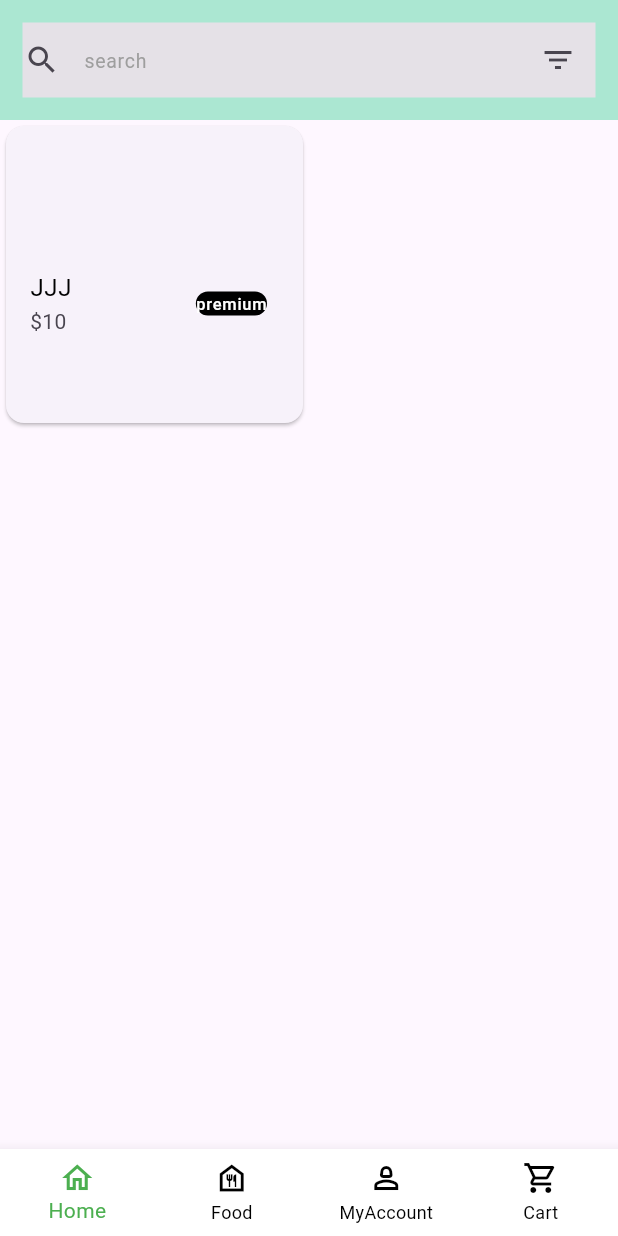
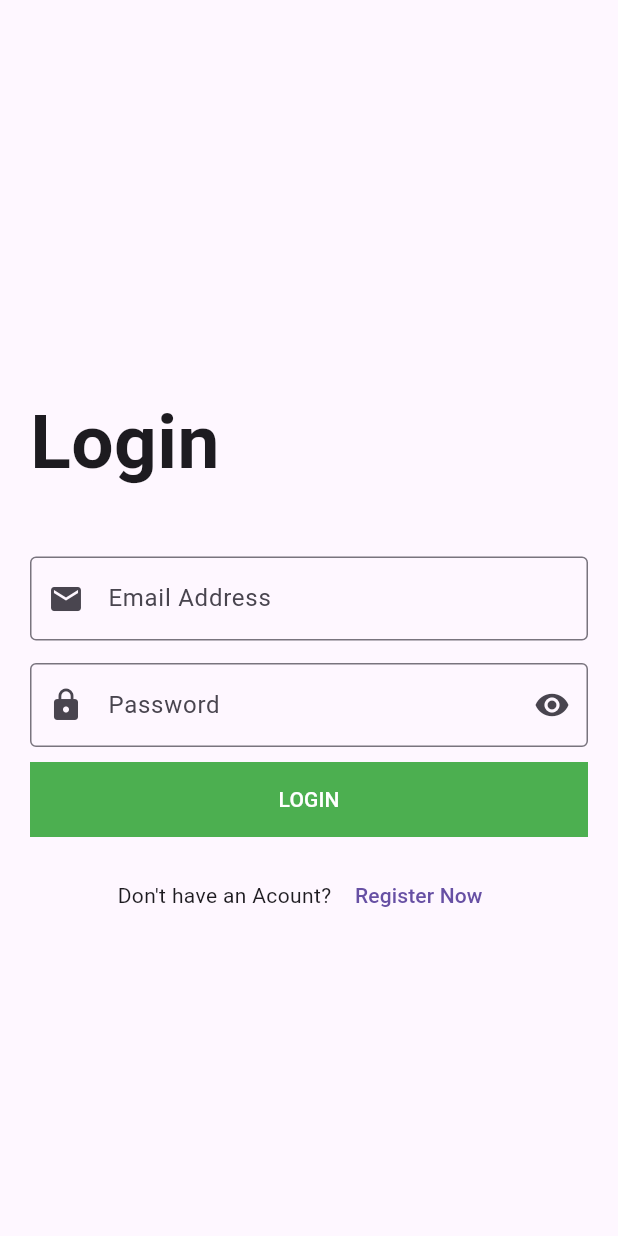
Before and after one commit to AfafWael2002/flutter, a Flutter app: the screen it shows after launch, on a phone screen of 412 x 824 dp. Run offline on Flutter 3.47's test engine with Material 3 defaults, Android fonts, the phone set to English and light mode, and no system bars; our stand-ins replace firebase_auth, firebase_core; accounts and stored records are empty.

Commit message:
login added in flutter and firebase, Homescreen page is modified but the image part, Firebase initializing blocks the running proccess

```diff
--- a/flutter_application_1/lib/auth/Food.dart
+++ b/flutter_application_1/lib/auth/Food.dart
@@ -1,3 +1,4 @@
+// ignore: file_names
 // ignore: file_names
 // ignore: file_names
 import 'package:flutter/material.dart';
--- a/flutter_application_1/lib/auth/Homescreen.dart
+++ b/flutter_application_1/lib/auth/Homescreen.dart
@@ -2,53 +2,107 @@ import 'package:flutter/material.dart';
 import 'package:flutter_application_1/auth/custom_scaffold.dart';
 
 
-
-
-class MyApp extends StatefulWidget {
-  const MyApp({super.key});
+class HomeScreen extends StatefulWidget {
+  const HomeScreen({super.key});
 
   @override
-  State<MyApp> createState() => _MyAppState();
+  State<HomeScreen> createState() => _MyAppState();
 }
 
-class _MyAppState extends State<MyApp> {
+class _MyAppState extends State<HomeScreen> {
   List<CardItem> cardItems = [];
 
   @override
   void initState() {
     super.initState();
     cardItems = [
-      CardItem(title: "JJJ", pricing: "\$10", images: 'G:\\AFAF\\flutter_application_1\\capture.jpg'),
+      CardItem(title: "t_shirt", pricing: "\$10", images: [
+        'lib/images/00.jpg',
+        'lib/images/4.jpg',
+        'lib/images/6.jpg',
+        'lib/images/8.jpg'
+      ]),
+      CardItem(title: "over_size", pricing: "\$20", images: [
+        'lib/images/5.jpg',
+        'lib/images/2.jpg',
+        'lib/images/3.jpg',
+        'lib/images/9.jpg'
+      ]),
+      CardItem(title: "gh", pricing: "\$30", images: [
+        'lib/images/6.jpg',
+        'lib/images/00.jpg',
+        'lib/images/4.jpg',
+        'lib/images/8.jpg'
+      ]),
+      CardItem(title: "mark", pricing: "\$40", images: [
+        'lib/images/7.jpg',
+        'lib/images/8.jpg',
+        'lib/images/9.jpg',
+        'lib/images/10.jpg'
+      ]),
+      CardItem(title: "T_shirt1", pricing: "\$50", images: [
+        'lib/images/3.jpg',
+        'lib/images/8.jpg',
+        'lib/images/6.jpg',
+        'lib/images/9.jpg'
+      ]),
+      CardItem(title: "T_shirt2", pricing: "\$50", images: [
+        'lib/images/8.jpg',
+        'lib/images/4.jpg',
+        'lib/images/3.jpg',
+        'lib/images/10.jpg'
+      ]),
+      CardItem(title: "T_shirt3", pricing: "\$70", images: [
+        'lib/images/9.jpg',
+        'lib/images/3.jpg',
+        'lib/images/9.jpg',
+        'lib/images/3.jpg'
+      ]),
+      CardItem(title: "T_shirt4", pricing: "\$90", images: [
+        'lib/images/10.jpg',
+        'lib/images/7.jpg',
+        'lib/images/10.jpg',
+        'lib/images/00.jpg'
+      ]),
+      CardItem(title: "T_shirt5", pricing: "\$30", images: [
+        'lib/images/4.jpg',
+        'lib/images/8.jpg',
+        'lib/images/00.jpg',
+        'lib/images/4.jpg'
+      ]),
     ];
   }
 
   @override
-
   Widget build(BuildContext context) {
-
     return MaterialApp(
       home: CustomScaffold(
-
         body: SafeArea(
           child: Column(
             children: [
               Container(
                 height: 80,
                 width: MediaQuery.of(context).size.width,
-                decoration: const BoxDecoration(
-                  color: Color.fromARGB(255, 171, 231, 210),
+                decoration: BoxDecoration(
+                  color: Color.fromARGB(255, 198, 246, 230),//لون الي بره
+                  borderRadius: BorderRadius.circular(8), // إضافة حواف للحاوية
                 ),
                 child: Container(
                   margin: const EdgeInsets.all(15),
                   padding: const EdgeInsets.all(1),
-                  color: const Color.fromARGB(255, 229, 225, 231),
+                  decoration: BoxDecoration(
+                    color: Color.fromARGB(255, 195, 227, 154),//لون الي جوه عند كلمه بحث
+                    borderRadius: BorderRadius.circular(8), // إضافة حواف للحاوية الداخلية
+                    border: Border.all(color: Colors.black), // إضافة حواف للحاوية الداخلية
+                  ),
                   child: Row(
                     children: [
                       const Expanded(
                         child: TextField(
                           decoration: InputDecoration(
-                            hintText: 'search',
-                            hintStyle: TextStyle(color: Colors.grey, fontSize: 13),
+                            hintText: 'Search Your Item ',
+                            hintStyle:
+                                TextStyle(color: Colors.black, fontSize: 17),
                             border: InputBorder.none,
                             icon: Icon(Icons.search),
                           ),
@@ -73,15 +127,12 @@ class _MyAppState extends State<MyApp> {
             ],
           ),
         ),
-
-        showBottomNavBar: true,
+             showBottomNavBar: true,
 
 initialIndex: 0,
       ),
 
     );
-
-
   }
 
   Widget buildCard(CardItem cardItem) {
@@ -89,14 +140,31 @@ initialIndex: 0,
       child: Column(
         children: [
           SizedBox(
-            height: MediaQuery.of(context).size.height / 10,
+            height: MediaQuery.of(context).size.height / 4,
             child: ListView.builder(
               scrollDirection: Axis.horizontal,
               itemCount: 1,
               itemBuilder: (context, index) {
                 return Image.asset(
-                  cardItem.images,
+                  cardItem.images[index],
                   fit: BoxFit.cover,
+                );
+              },
+            ),
+          ),
+          Row(
+            mainAxisAlignment: MainAxisAlignment.center,
+            children: List<Widget>.generate(
+              cardItem.images.length,
+              (int circleIndex) {
+                return Padding(
+                  padding: const EdgeInsets.all(4),
+                  child: CircleAvatar(
+                    radius: 4,
+                    backgroundColor: circleIndex == cardItem.currentIndex
+                        ? Colors.blue
+                        : Colors.grey,
+                  ),
                 );
               },
             ),
@@ -108,7 +176,10 @@ initialIndex: 0,
             ),
             subtitle: Text(cardItem.pricing),
             trailing: Container(
-              decoration: BoxDecoration(color: Colors.black, borderRadius: BorderRadius.circular(8)),
+              decoration: BoxDecoration(
+                color: Colors.black,
+                borderRadius: BorderRadius.circular(1),
+              ),
               child: const Text('premium', style: TextStyle(color: Colors.white)),
             ),
           ),
@@ -121,7 +192,13 @@ initialIndex: 0,
 class CardItem {
   final String title;
   final String pricing;
-  final String images;
+  final List<String> images;
+  int currentIndex;
 
-  CardItem({required this.title, required this.pricing, required this.images});
+  CardItem({
+    required this.title,
+    required this.pricing,
+    required this.images,
+    this.currentIndex = 0,
+  });
 }
--- /dev/null
+++ b/flutter_application_1/lib/auth/LoginScreen.dart
@@ -0,0 +1,134 @@
+// ignore: file_names
+// ignore: file_names
+import 'package:firebase_auth/firebase_auth.dart';
+import 'package:flutter/cupertino.dart';
+import 'package:flutter/material.dart';
+import 'package:flutter_application_1/auth/Homescreen.dart';
+
+// ignore: must_be_immutable
+class LoginOneScreen extends StatelessWidget {
+  var emailController = TextEditingController();
+  var passwordController = TextEditingController();
+
+  LoginOneScreen({super.key});
+
+  //const LoginScreen({Key? key}) : super(key: key);
+
+  @override
+  Widget build(BuildContext context) {
+    return Scaffold(
+      appBar: AppBar(
+      ),
+      body: Padding(
+        padding: const EdgeInsets.all(20.0),
+        child: Center(
+          child: SingleChildScrollView(
+            child: Column(
+              // mainAxisAlignment: MainAxisAlignment.center,
+              crossAxisAlignment: CrossAxisAlignment.start,
+              children: [
+                const Text(
+                  "Login" ,
+                  style: TextStyle(
+                    fontSize: 50.0,
+                    fontWeight: FontWeight.bold,
+                  ),
+                ),
+                SizedBox(
+                  height: 40.0 ,
+                ),
+                TextFormField(
+                  controller: emailController,
+                  keyboardType: TextInputType.emailAddress,
+                  onFieldSubmitted: (String value){
+                    print(value);
+                  },
+                  onChanged: (String value){
+                    print(value);
+                  },
+                  decoration: const InputDecoration(
+                    //hintText: "Email Address",
+                    labelText: "Email Address",
+                    prefixIcon: Icon(
+                      Icons.email,
+                    ),
+                    border: OutlineInputBorder(
+
+                    ),
+                  ),
+                ),
+                SizedBox(
+                  height: 15.0,
+                ),
+                TextFormField(
+                  controller: passwordController,
+                  keyboardType: TextInputType.visiblePassword,
+                  obscureText: true,
+                  onFieldSubmitted: (String value){
+                    print(value);
+                  },
+                  onChanged: (String value){
+                    print(value);
+                  },
+                  decoration: InputDecoration(
+                    //hintText: "Email Address",
+                    labelText: "Password",
+                    prefixIcon: Icon(
+                      Icons.lock,
+                    ),
+                    suffixIcon: Icon(
+                      Icons.remove_red_eye,
+                    ),
+                    border: OutlineInputBorder(
+
+                    ),
+                  ),
+                ),
+                SizedBox(
+                  height: 10.0,
+                ),
+                Container(
+                  width: double.infinity,
+                  color: Colors.green,
+                  height: 50.0,
+                  child: MaterialButton(onPressed: (){
+                    FirebaseAuth.instance.signInWithEmailAndPassword(email: emailController.text , password: passwordController.text).
+                    then((value) => {
+                      Navigator.of(context).push(MaterialPageRoute(
+                        builder: (context) => const HomeScreen()
+                      ))
+                    });
+                    print(emailController.text);
+                    print(passwordController.text);
+                  },
+                    child: Text(
+                      "LOGIN",
+                      style: TextStyle(
+                        color: Colors.white,
+                      ),
+                    ),
+                  ),
+                ),
+                SizedBox(
+                  height: 15.0,
+                ),
+                Row(
+                  mainAxisAlignment: MainAxisAlignment.center,
+                  children: [
+                    Text(
+                        "Don\'t have an Acount? "
+                    ),
+                    TextButton(onPressed: (){}  , child: Text(
+                      "Register Now",
+                    ),),
+                  ],
+                ),
+              ],
+            ),
+          ),
+        ),
+      ),
+    );
+
+  }
+}
--- a/flutter_application_1/lib/auth/bottom_nav_bar.dart
+++ b/flutter_application_1/lib/auth/bottom_nav_bar.dart
@@ -20,6 +20,7 @@ class BottomNavBar extends StatefulWidget {
 class _BottomNavBarState extends State<BottomNavBar> {
   var _selectedIndex =0;
 
+  @override
   void  initState(){
     super.initState();
     _selectedIndex = widget.initialIndex;
@@ -35,7 +36,7 @@ class _BottomNavBarState extends State<BottomNavBar> {
 
     switch(index){
 
-      case 0 : _navigateToRoute(context,'/home', MyApp());break;
+      case 0 : _navigateToRoute(context,'/home', HomeScreen());break;
       case 1 : _navigateToRoute(context,'/food', Food());break;
       case 2 : _navigateToRoute(context,'/myaccount', myCart());break;
       case 3 : _navigateToRoute(context,'/mycart', myAccount());break;
--- a/flutter_application_1/pubspec.yaml
+++ b/flutter_application_1/pubspec.yaml
@@ -35,13 +35,14 @@ dependencies:
   # The following adds the Cupertino Icons font to your application.
   # Use with the CupertinoIcons class for iOS style icons.
   cupertino_icons: ^1.0.2
-  firebase_core: ^2.25.4
+  firebase_core: ^2.25.5
   cloud_firestore: ^4.15.5
   firebase_storage: ^11.6.6
   firebase_messaging: ^14.7.16
   firebase_auth: ^4.17.4
   google_sign_in: ^6.2.1
   firebase_database: ^10.4.6
+  firebase_app_check: ^0.2.1+15
 
 dev_dependencies:
   flutter_test:
```
Also changed, not shown: flutter_application_1/lib/main.dart (+14 -5 lines), flutter_application_1/pubspec.lock, 6 other files.
